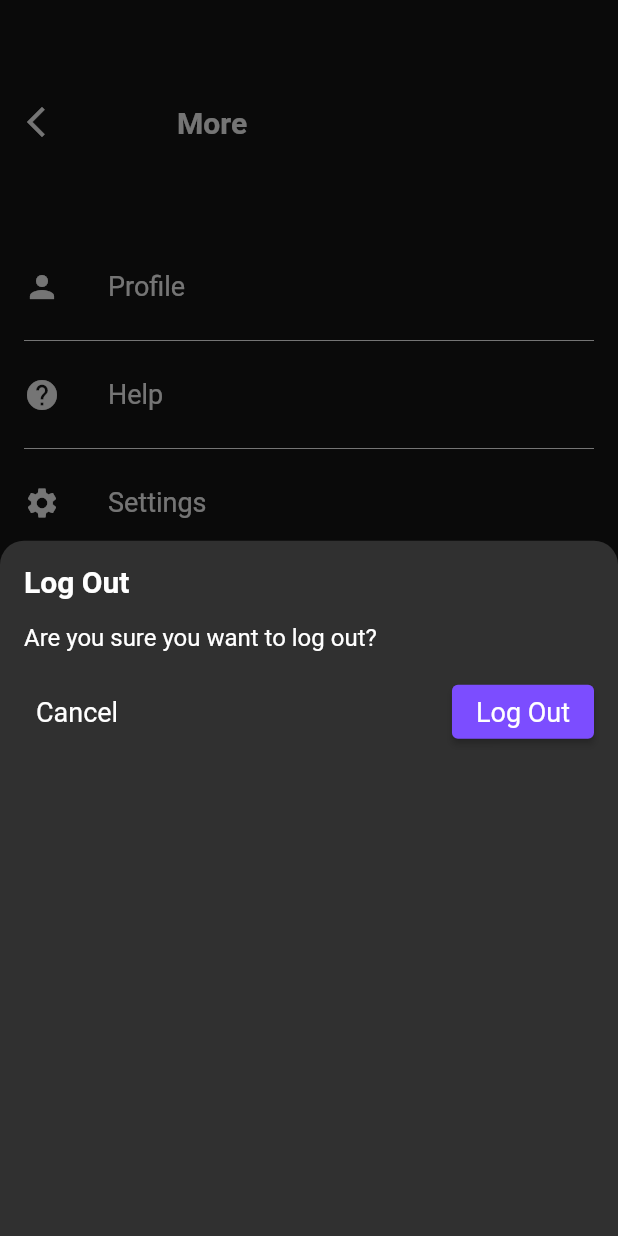
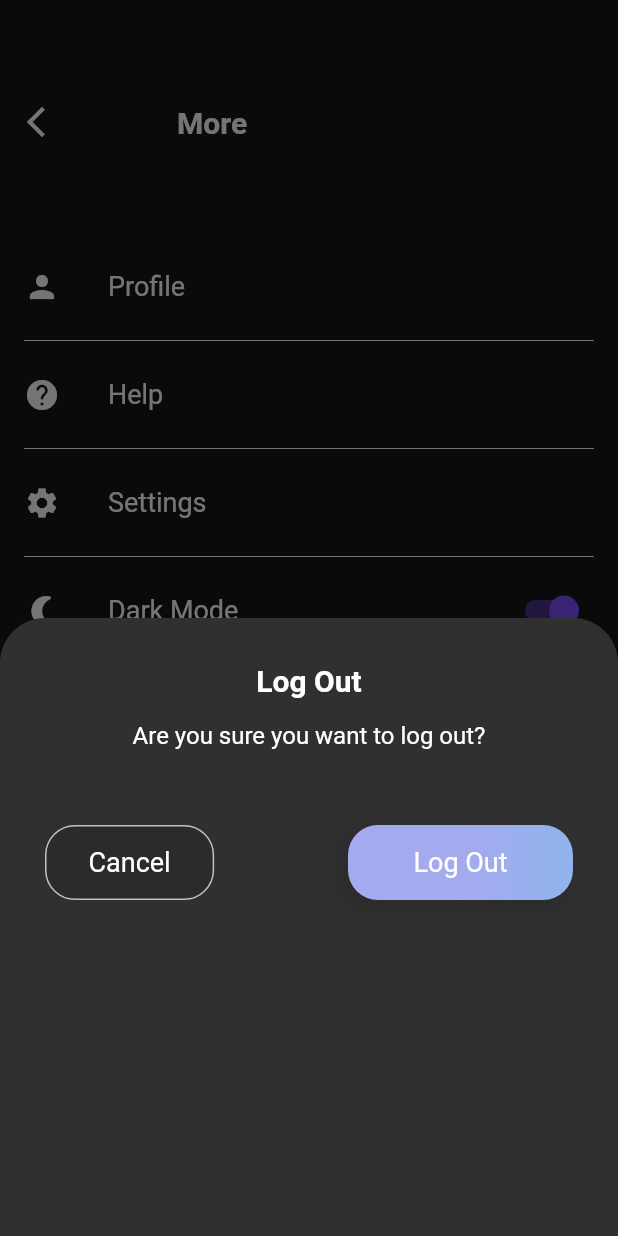
Before and after one commit to Auro-Project/auropay, a Flutter app: the MoreScreen screen opened by its route, after a tap on "Logout", on a phone screen of 412 x 824 dp. Run offline on Flutter 3.47's test engine with Material 2 defaults, Android fonts, the light colour scheme and no system bars; our stand-ins replace charts_flutter, flutter_svg, share_plus; Roboto replaces fonts that are missing (SF-Pro-Display).

Commit message:
solved old versioning issues of android

```diff
--- a/lib/view/pages/MoreScreens/MoreScreen.dart
+++ b/lib/view/pages/MoreScreens/MoreScreen.dart
@@ -1,3 +1,5 @@
+import 'package:auropay/view/widgets/AppButtons.dart';
+import 'package:auropay/view/widgets/Constants.dart';
 import 'package:flutter/material.dart';
 import 'package:provider/provider.dart';
 import 'package:auropay/view/pages/providers/theme_provider.dart';
@@ -18,20 +20,20 @@ class MoreScreen extends StatelessWidget {
         context: context,
         shape: const RoundedRectangleBorder(
           borderRadius: BorderRadius.vertical(
-            top: Radius.circular(16.0),
+            top: Radius.circular(30.0),
           ),
         ),
         builder: (BuildContext context) {
           return SingleChildScrollView(
             child: ConstrainedBox(
               constraints: BoxConstraints(
-                minHeight: MediaQuery.of(context).size.height * 1, // Set desired height here
+                minHeight: MediaQuery.of(context).size.height * 0.5, // Set desired height here
               ),
               child: Container(
-                padding: EdgeInsets.all(16.0),
+                padding: EdgeInsets.all(30.0),
                 child: Column(
-                  mainAxisSize: MainAxisSize.min,
-                  crossAxisAlignment: CrossAxisAlignment.start,
+                  mainAxisSize: MainAxisSize.max,
+                  crossAxisAlignment: CrossAxisAlignment.center,
                   children: [
                     Text(
                       'Log Out',
@@ -52,11 +54,15 @@ class MoreScreen extends StatelessWidget {
                         color: getTextColor(),
                       ),
                     ),
-                    SizedBox(height: 16.0),
+                    SizedBox(height: 50.0),
                     Row(
                       mainAxisAlignment: MainAxisAlignment.spaceBetween,
                       children: [
-                        TextButton(
+                        Container(
+                          decoration: border(context) ,
+                          child: Padding(
+                            padding: const EdgeInsets.symmetric(  horizontal: 20.0),
+                            child: TextButton(
                               child: Text(
                                 'Cancel',
                                 style: TextStyle(
@@ -70,7 +76,11 @@ class MoreScreen extends StatelessWidget {
                                 Navigator.of(context).pop();
                               },
                             ),
-                        ElevatedButton(
+                          ),
+                        ),
+                        Container(
+                          decoration: gradient(context),
+                          child: ElevatedButton(
                             onPressed: () {
                               // Perform the logout action
                               // ...
@@ -78,8 +88,12 @@ class MoreScreen extends StatelessWidget {
                               Navigator.of(context).popUntil((route) => route.isFirst);
                             },
                             style: ElevatedButton.styleFrom(
-                            foregroundColor: Colors.white,
-                            backgroundColor: Colors.deepPurpleAccent,
+                              primary: Colors.transparent,
+                              elevation: 0,
+                              minimumSize: Size(150, 50),
+                              shape: RoundedRectangleBorder(
+                                borderRadius: BorderRadius.circular(10.0),
+                              ),
                             ),
                             child: const Text(
                               'Log Out',
@@ -88,6 +102,7 @@ class MoreScreen extends StatelessWidget {
                                 fontFamily: 'SF-Pro-Display',
                                 fontWeight: FontWeight.normal,
                                 color: Colors.white,
+                              ),
                             ),
                           ),
                         ),
```
Also changed, not shown: 19 other files. Lines whose indentation alone changed are shown as unchanged.
